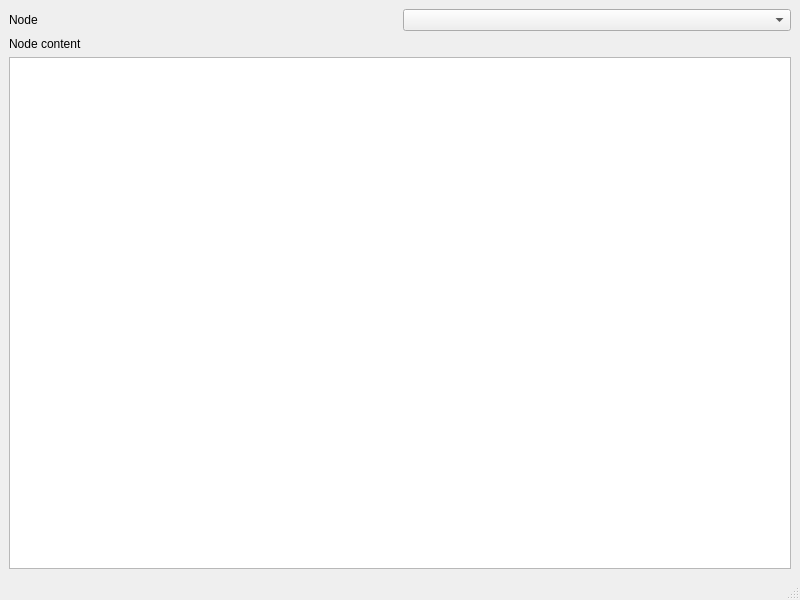
The window that components/change_graph/src/mainUI.ui (robocomp/dsr-graph) describes before a commit, drawn with Qt 5.
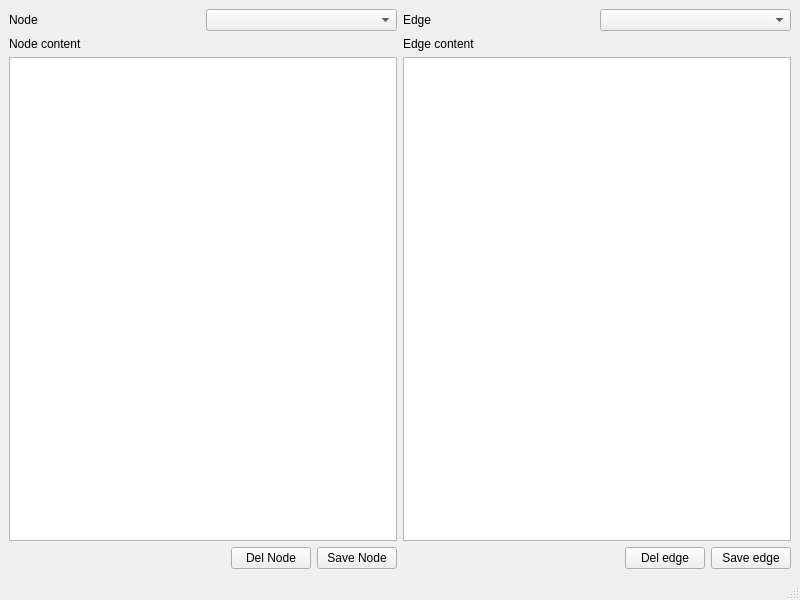
The same window after the commit.

What changed in the file:
```diff
--- a/components/change_graph/src/mainUI.ui
+++ b/components/change_graph/src/mainUI.ui
@@ -14,6 +14,8 @@
    <string>MainWindow</string>
   </property>
   <widget class="QWidget" name="centralwidget">
+   <layout class="QHBoxLayout" name="horizontalLayout_5">
+    <item>
    <layout class="QVBoxLayout" name="verticalLayout">
     <item>
      <layout class="QHBoxLayout" name="horizontalLayout">
@@ -38,6 +40,98 @@
     </item>
     <item>
      <widget class="QTableWidget" name="node_attrib_tw"/>
+      </item>
+      <item>
+       <layout class="QHBoxLayout" name="horizontalLayout_3">
+        <item>
+         <spacer name="horizontalSpacer">
+          <property name="orientation">
+           <enum>Qt::Horizontal</enum>
+          </property>
+          <property name="sizeHint" stdset="0">
+           <size>
+            <width>40</width>
+            <height>20</height>
+           </size>
+          </property>
+         </spacer>
+        </item>
+        <item>
+         <widget class="QPushButton" name="del_node_pb">
+          <property name="text">
+           <string>Del Node</string>
+          </property>
+         </widget>
+        </item>
+        <item>
+         <widget class="QPushButton" name="save_node_pb">
+          <property name="text">
+           <string>Save Node</string>
+          </property>
+         </widget>
+        </item>
+       </layout>
+      </item>
+     </layout>
+    </item>
+    <item>
+     <layout class="QVBoxLayout" name="verticalLayout_2">
+      <item>
+       <layout class="QHBoxLayout" name="horizontalLayout_2">
+        <item>
+         <widget class="QLabel" name="label_3">
+          <property name="text">
+           <string>Edge</string>
+          </property>
+         </widget>
+        </item>
+        <item>
+         <widget class="QComboBox" name="edge_cb"/>
+        </item>
+       </layout>
+      </item>
+      <item>
+       <widget class="QLabel" name="label_4">
+        <property name="text">
+         <string>Edge content</string>
+        </property>
+       </widget>
+      </item>
+      <item>
+       <widget class="QTableWidget" name="edge_attrib_tw"/>
+      </item>
+      <item>
+       <layout class="QHBoxLayout" name="horizontalLayout_4">
+        <item>
+         <spacer name="horizontalSpacer_2">
+          <property name="orientation">
+           <enum>Qt::Horizontal</enum>
+          </property>
+          <property name="sizeHint" stdset="0">
+           <size>
+            <width>40</width>
+            <height>20</height>
+           </size>
+          </property>
+         </spacer>
+        </item>
+        <item>
+         <widget class="QPushButton" name="del_edge_pb">
+          <property name="text">
+           <string>Del edge</string>
+          </property>
+         </widget>
+        </item>
+        <item>
+         <widget class="QPushButton" name="save_edge_pb">
+          <property name="text">
+           <string>Save edge</string>
+          </property>
+         </widget>
+        </item>
+       </layout>
+      </item>
+     </layout>
     </item>
    </layout>
   </widget>
```
Lines whose indentation alone changed are shown as unchanged.
